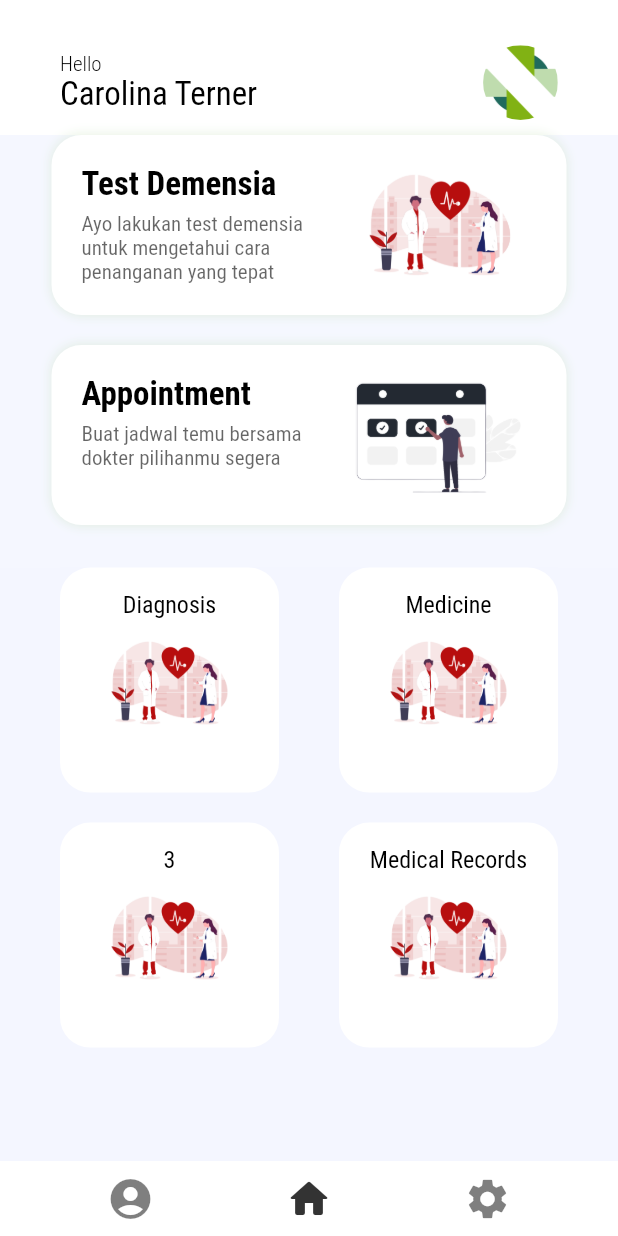
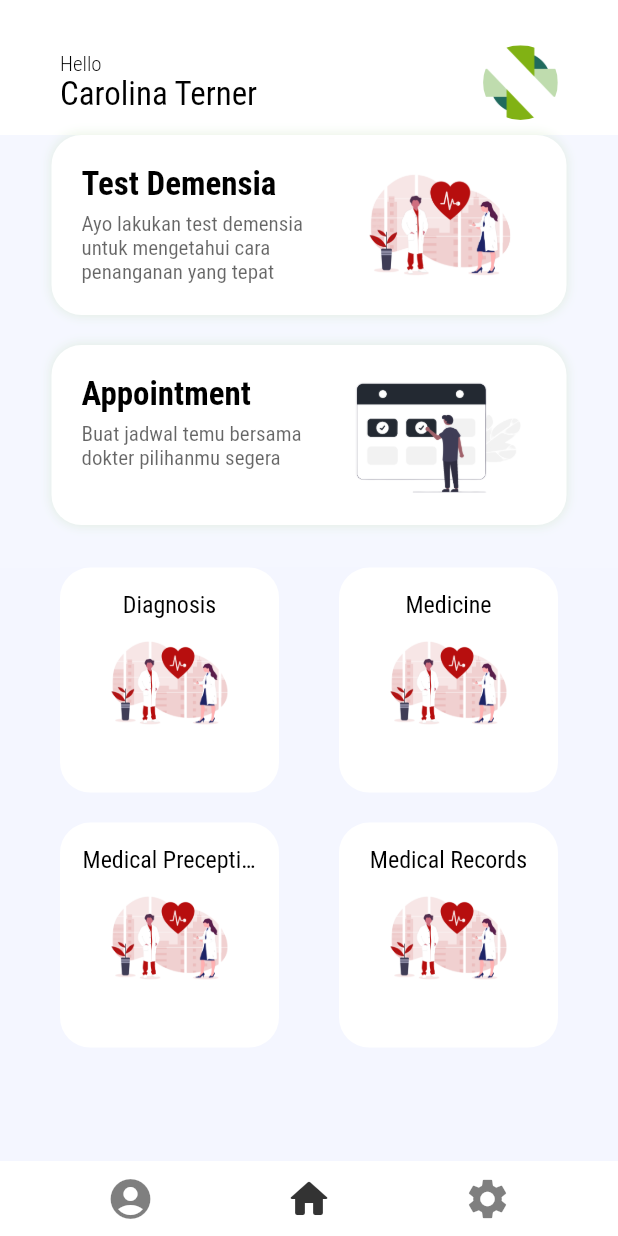
Before and after one commit to Razzaq44/PPB_Demen-care, a Flutter app: the screen it shows after launch, after a tap on "Sign-In", on a phone screen of 412 x 824 dp. Run offline on Flutter 3.47's test engine with Material 2 defaults, Android fonts, the phone set to English and light mode, and no system bars; our stand-ins replace get, hexcolor.

Commit message:
add route to new component

```diff
--- a/lib/MedPre_Patient.dart
+++ b/lib/MedPre_Patient.dart
@@ -1,10 +1,13 @@
 import 'package:flutter/material.dart';
 
-void main() {
-  runApp(MyApp());
+class MedPrePage extends StatefulWidget {
+  const MedPrePage({super.key});
+
+  @override
+  State<MedPrePage> createState() => _MedPrePage();
 }
 
-class MyApp extends StatelessWidget {
+class _MedPrePage extends State<MedPrePage> {
   @override
   Widget build(BuildContext context) {
     return MaterialApp(
--- a/lib/home_page.dart
+++ b/lib/home_page.dart
@@ -39,11 +39,11 @@ List<Map<String, dynamic>> menu = [
     "page": "medicine"
   },
   {
-    "title": "3",
+    "title": "Medical Preception",
     "desc":
         "Ayo lakukan test demensia untuk mengetahui cara penanganan yang tepat..",
     "image": "assets/test.png",
-    "page": "login"
+    "page": "medpre"
   },
   {
     "title": "Medical Records",
--- a/lib/main.dart
+++ b/lib/main.dart
@@ -1,6 +1,7 @@
 import 'package:flutter/material.dart';
 import 'package:flutter_localizations/flutter_localizations.dart';
 import 'package:tubes/Appointment.dart';
+import 'package:tubes/MedPre_Patient.dart';
 import 'package:tubes/MedicalRecords.dart';
 import 'package:tubes/diagnosis.dart';
 import 'package:tubes/home_page.dart';
@@ -31,6 +32,7 @@ class MyApp extends StatelessWidget {
         GetPage(
             name: '/medicalrecords', page: () => const MedicalRecordsPage()),
         GetPage(name: '/medicine', page: () => const ResepObatPage()),
+        GetPage(name: '/medpre', page: () => const MedPrePage()),
       ],
       localizationsDelegates: const [
         GlobalMaterialLocalizations.delegate,
```
